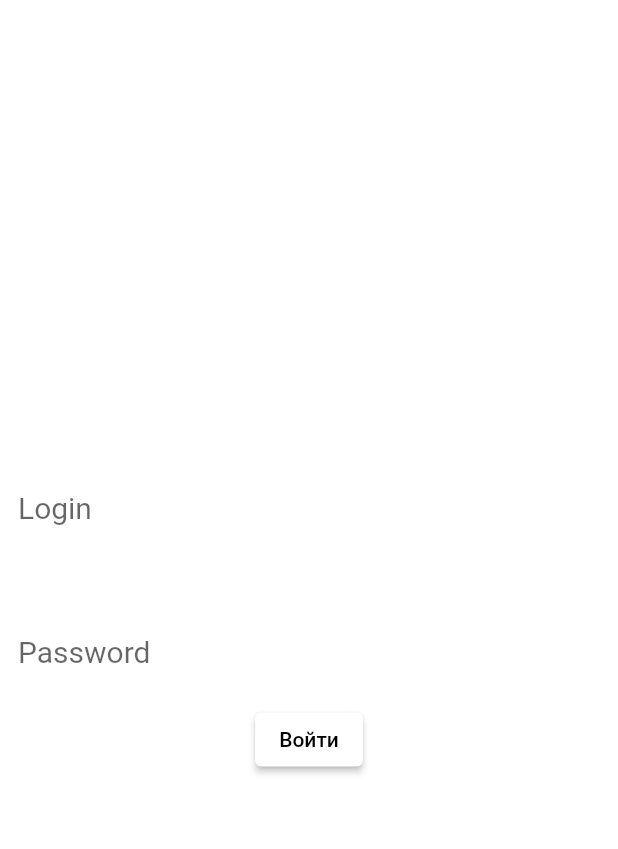
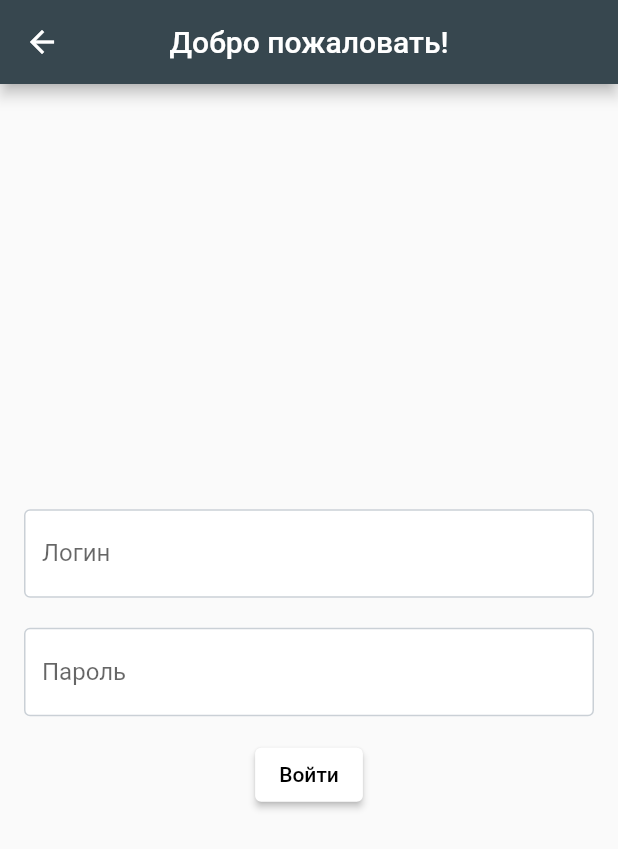
Before and after one commit to ItsYourFrieand/demo-my-app, a Flutter app: the screen it shows after launch, after a tap on "Register", on a phone screen of 412 x 824 dp. Shown: the top 849 px of the screen. Run offline on Flutter 3.47's test engine with Material 2 defaults, Android fonts, the phone set to English and light mode, and no system bars; our stand-ins replace shared_preferences.

Commit message:
Переделал форму, теперь данные сохраняются и читаются с устройства, также есть проверка правильности ввода в авторитизации, добавил именованные роуты

```diff
--- a/lib/screens/authorization_screen.dart
+++ b/lib/screens/authorization_screen.dart
@@ -1,33 +1,49 @@
 import 'package:flutter/material.dart';
-import '/screens/news_screen.dart';
+import 'package:shared_preferences/shared_preferences.dart';
 
 import '../utils/utils.dart';
 
 class ScreenAuthorization extends StatefulWidget {
-  final String? login;
-  final String? password;
 
-  const ScreenAuthorization({super.key, this.login, this.password});
+  const ScreenAuthorization({super.key});
 
   @override
   State<ScreenAuthorization> createState() => _ScreenAuthorizationState();
 }
 
 class _ScreenAuthorizationState extends State<ScreenAuthorization> {
+
+  late String _login = 'Admin';
+  late String _password = 'Admin';
+
+  final Future<SharedPreferences> _prefs = SharedPreferences.getInstance();
+
+  Future<void> getPersonInfo () async {
+    final prefs = await _prefs;
+    final login = (prefs.getString(UtilsMaterial.loginKey) ?? '');
+    final password = (prefs.getString(UtilsMaterial.passwordKey) ?? '');
+
+    setState(() {
+      _login = login;
+      _password = password;
+    });
+  }
+
+  @override
+  void initState() {
+    super.initState();
+    getPersonInfo();
+  }
+
   final loginController = TextEditingController();
   final passwordController = TextEditingController();
   String? errorText;
 
   void validateSingIn() {
-    if (loginController.text == widget.login &&
-        passwordController.text == widget.password) {
+    if (loginController.text == _login &&
+        passwordController.text == _password) {
       errorText = null;
-      Navigator.push(
-        context,
-        MaterialPageRoute(
-          builder: (context) => NewsScreen(),
-        ),
-      );
+      Navigator.pushNamed(context, '/news');
     } else {
       errorText = 'Неверный логин или пароль';
     }
@@ -39,13 +55,16 @@ class _ScreenAuthorizationState extends State<ScreenAuthorization> {
   Widget build(BuildContext context) {
 
     final errorText = this.errorText;
-    final formKey = GlobalKey<FormState>();
 
     return Scaffold(
-      backgroundColor: Colors.white60,
+      appBar: AppBar(
+        title: const Text('Добро пожаловать!'),
+        centerTitle: true,
+        backgroundColor: Colors.blueGrey[800],
+      ),
       body: Center(
-        child: Form(
-          key: formKey,
+          child: Padding(
+            padding: const EdgeInsets.symmetric(horizontal: 16),
             child: Column(
               mainAxisAlignment: MainAxisAlignment.center,
               children: [
@@ -54,7 +73,7 @@ class _ScreenAuthorizationState extends State<ScreenAuthorization> {
                   decoration: UtilsMaterial.decorationFieldTextLogin,
                   style: UtilsMaterial.sizeTextBlack,
                 ),
-              const SizedBox(height: 30),
+                const SizedBox(height: 20),
                 TextFormField(
                   controller: passwordController,
                   decoration: UtilsMaterial.decorationFieldTextPassword,
@@ -70,6 +89,7 @@ class _ScreenAuthorizationState extends State<ScreenAuthorization> {
                     ),
                   ),
                 ),
+                const SizedBox(height: 15),
                 ElevatedButton(
                   style: ButtonStyle(
                     backgroundColor: MaterialStateProperty.resolveWith(
--- a/lib/screens/homepage.dart
+++ b/lib/screens/homepage.dart
@@ -1,6 +1,6 @@
 import 'package:flutter/material.dart';
-import 'package:my_app/screens/authorization_screen.dart';
-
+import 'package:my_app/screens/news_screen.dart';
+import '/screens/authorization_screen.dart';
 import 'register_screen.dart';
 
 class StartApp extends StatelessWidget {
@@ -10,7 +10,12 @@ class StartApp extends StatelessWidget {
   @override
   Widget build(BuildContext context) {
     return MaterialApp(
-      home: ScreenRegister(),
+      routes: {
+        '/register' : (context) => const ScreenRegister(),
+        '/auth' : (context) => const ScreenAuthorization(),
+        '/news' : (context) => const NewsScreen()
+      },
+      initialRoute: '/register',
     );
   }
 }
--- a/lib/screens/news_screen.dart
+++ b/lib/screens/news_screen.dart
@@ -3,11 +3,18 @@ import 'package:flutter/material.dart';
 class NewsScreen extends StatelessWidget {
   const NewsScreen({Key? key}) : super(key: key);
 
+
   @override
   Widget build(BuildContext context) {
     return Scaffold(
-      backgroundColor: Colors.white60,
-      body: Column(
+      appBar: AppBar(
+        title: Text('Добро пожаловать, name!'),
+        backgroundColor: Colors.blueGrey[800],
+
+      ),
+      body: Padding(
+        padding: const EdgeInsets.symmetric(horizontal: 16.0),
+        child: Column(
           mainAxisAlignment: MainAxisAlignment.center,
           children: [
             const Text('Новости', style: TextStyle(fontWeight: FontWeight.bold, fontSize: 40,),),
@@ -24,6 +31,7 @@ class NewsScreen extends StatelessWidget {
             ),
           ],
         ),
+      ),
     );
   }
 }
--- a/lib/screens/register_screen.dart
+++ b/lib/screens/register_screen.dart
@@ -1,8 +1,7 @@
 import 'package:flutter/material.dart';
 import 'package:flutter/services.dart';
-//import 'package:shared_preferences/shared_preferences.dart';
+import 'package:shared_preferences/shared_preferences.dart';
 import '/utils/utils.dart';
-import 'authorization_screen.dart';
 
 class ScreenRegister extends StatefulWidget {
 
@@ -15,59 +14,70 @@ class ScreenRegister extends StatefulWidget {
 
 class _ScreenRegisterState extends State<ScreenRegister> {
 
- String _login = "Login";
- String _password = "Password";
- final formKey = GlobalKey<FormState>();
+ final _loginController = TextEditingController();
+ final _passwordController = TextEditingController();
+ final _nameController = TextEditingController();
 
- void submit (){
-   final form = formKey.currentState;
-   form == null ? "" : form.save();
-   performLogin();
+ final Future<SharedPreferences> _prefs = SharedPreferences.getInstance();
+
+ Future<void> setPersonInfo () async {
+   final prefs = await _prefs;
+   prefs.setString(UtilsMaterial.loginKey, _loginController.text);
+   prefs.setString(UtilsMaterial.passwordKey, _passwordController.text);
+   prefs.setString(UtilsMaterial.nameKey, _nameController.text);
  }
 
- void performLogin(){
+ void submit () {
+   setPersonInfo();
    hideKeyboard();
-   Navigator.push(
-       context,
-       MaterialPageRoute(
-           builder: (context) =>
-               ScreenAuthorization(
-                   login: _login,
-                   password: _password,
-               ),
-       ),
-   );
+   Navigator.pushNamed(context, '/auth');
  }
 
  void hideKeyboard(){
    SystemChannels.textInput.invokeMethod('TextInput.hide');
  }
 
+
   @override
   Widget build(BuildContext context) {
     return Scaffold(
-      backgroundColor: Colors.white60,
+
+      appBar: AppBar(
+        title: const Text('Добро пожаловать!'),
+        centerTitle: true,
+        backgroundColor: Colors.blueGrey[800],
+      ),
       body: Center(
-        child: Form(
-          key: formKey,
+          child: Padding(
+            padding: const EdgeInsets.symmetric(horizontal: 16),
             child: Column(
               mainAxisAlignment: MainAxisAlignment.center,
               children: [
                 TextFormField(
+                  controller: _loginController,
                   decoration: UtilsMaterial.decorationFieldTextLogin,
                   style: UtilsMaterial.sizeTextBlack,
-                onSaved: (value)=> _login = value!,
+                  onSaved: (value)=> _loginController.text = value!,
 
                 ),
-              const SizedBox(height: 30),
+                const SizedBox(height: 20),
                 TextFormField(
+                  controller: _passwordController,
                   decoration: UtilsMaterial.decorationFieldTextPassword,
                   style: UtilsMaterial.sizeTextBlack,
                   obscureText: true,
-                onSaved: (val) => _password = val!,
+                  onSaved: (val) => _passwordController.text = val!,
 
                 ),
-              const SizedBox(height: 30),
+                const SizedBox(height: 20),
+                TextFormField(
+                  controller: _nameController,
+                  decoration: UtilsMaterial.decorationFieldTextName,
+                  style: UtilsMaterial.sizeTextBlack,
+                  onSaved: (value)=> _nameController.text = value!,
+
+                ),
+                const SizedBox(height: 20),
                 ElevatedButton(
                   style: ButtonStyle(
                     backgroundColor:
--- a/lib/utils/utils.dart
+++ b/lib/utils/utils.dart
@@ -1,20 +1,51 @@
 import 'package:flutter/material.dart';
 
 abstract class UtilsMaterial {
-
-  static const sizeTextBlack = TextStyle(fontSize: 20, color: Colors.black);
-  static const sizeTextWhite = TextStyle(fontSize: 20, color: Colors.white);
+  static const loginKey = "Login";
+  static const passwordKey = "Password";
+  static const nameKey = "Name";
+  static const sizeTextBlack = TextStyle(fontSize: 16, color: Colors.black);
+  static const sizeTextWhite = TextStyle(fontSize: 16, color: Colors.white);
   static const decorationFieldTextLogin = InputDecoration(
-      fillColor: Colors.white,
-      filled: true,
-      border: InputBorder.none,
-      labelText: "Login"
+    fillColor: Colors.white,
+    filled: true,
+    border: OutlineInputBorder(
+      borderRadius: BorderRadius.all(Radius.circular(7.0)),
+    ),
+    enabledBorder: OutlineInputBorder(
+      borderSide: BorderSide(
+        color: Color.fromRGBO(202, 208, 214, 100),
+        width: 1,
+      ),
+    ),
+    labelText: "Логин",
   );
   static const decorationFieldTextPassword = InputDecoration(
-      fillColor: Colors.white,
-      filled: true,
-      border: InputBorder.none,
-      labelText: "Password"
+    fillColor: Colors.white,
+    filled: true,
+    border: OutlineInputBorder(
+      borderRadius: BorderRadius.all(Radius.circular(7.0)),
+    ),
+    enabledBorder: OutlineInputBorder(
+      borderSide: BorderSide(
+        color: Color.fromRGBO(202, 208, 214, 100),
+        width: 1,
+      ),
+    ),
+    labelText: "Пароль",
   );
-
+  static const decorationFieldTextName = InputDecoration(
+    fillColor: Colors.white,
+    filled: true,
+    border: OutlineInputBorder(
+      borderRadius: BorderRadius.all(Radius.circular(7.0)),
+    ),
+    enabledBorder: OutlineInputBorder(
+      borderSide: BorderSide(
+        color: Color.fromRGBO(202, 208, 214, 100),
+        width: 1,
+      ),
+    ),
+    labelText: "Имя",
+  );
 }
```
Lines whose indentation alone changed are shown as unchanged.
